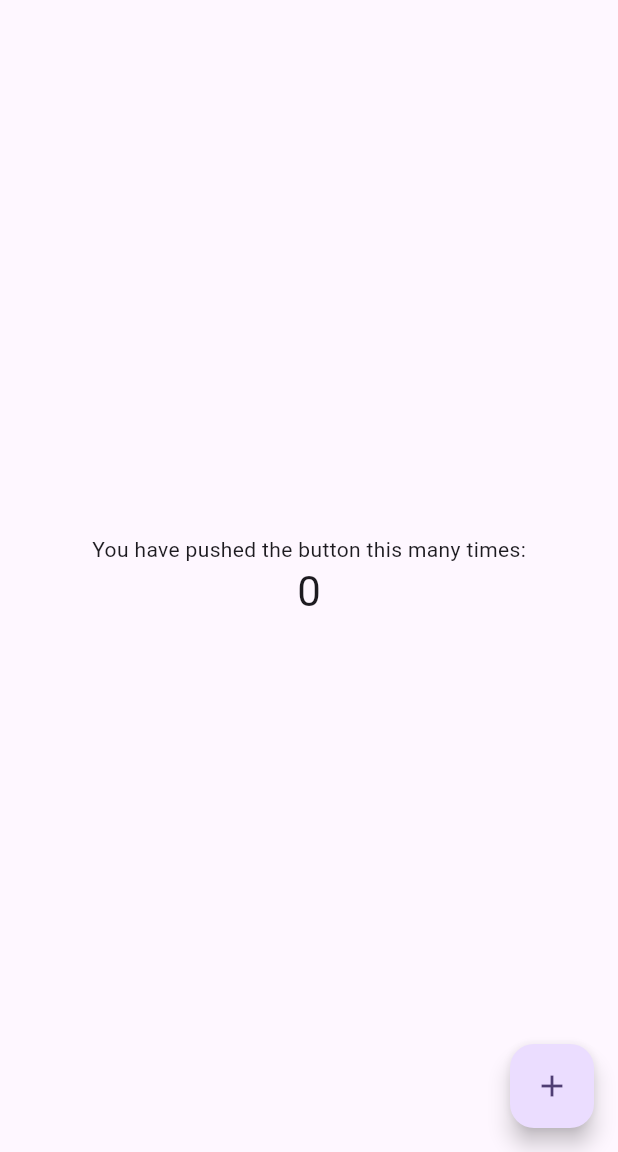
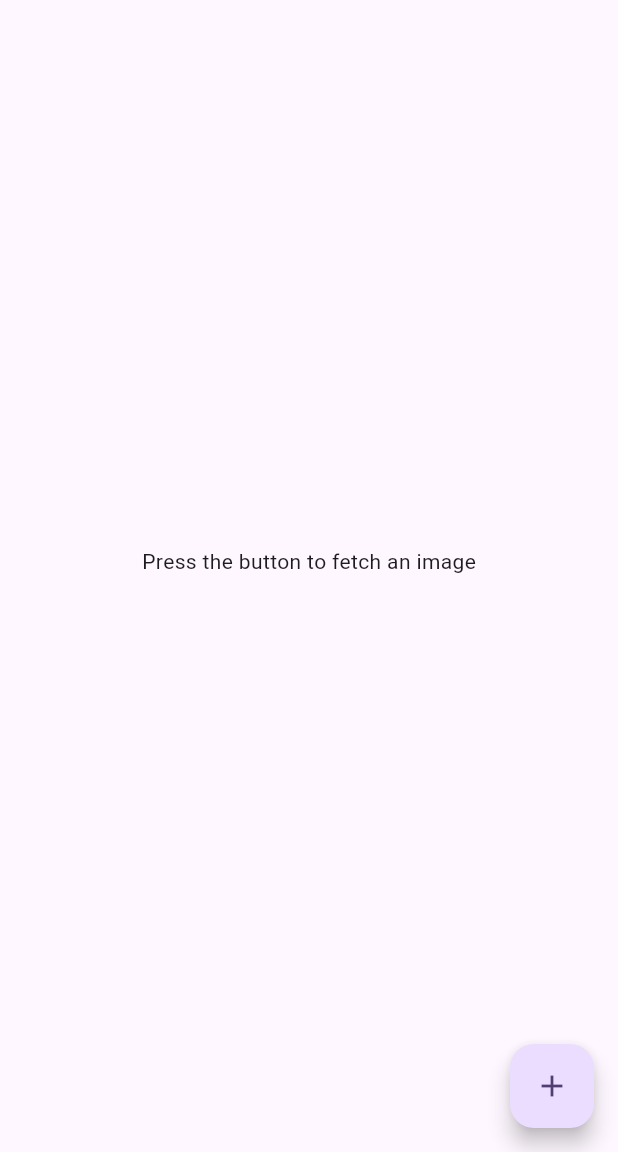
Before and after one commit to Virenvkj/apiexample, a Flutter app: the screen it shows after launch, on a phone screen of 412 x 824 dp, the part 84-1236 px from its top. Run offline on Flutter 3.47's test engine with Material 3 defaults, Android fonts, the phone set to English and light mode, and no system bars.

```diff
--- /dev/null
+++ b/lib/home_screen.dart
@@ -0,0 +1,59 @@
+import 'dart:convert';
+
+import 'package:flutter/material.dart';
+import 'package:http/http.dart' as http;
+
+class MyHomePage extends StatefulWidget {
+  const MyHomePage({super.key, required this.title});
+
+  final String title;
+
+  @override
+  State<MyHomePage> createState() => _MyHomePageState();
+}
+
+class _MyHomePageState extends State<MyHomePage> {
+  int counter = 10;
+  String imageUrl = '';
+
+  Future<void> fetchImage() async {
+    final http.Response response =
+        await http.get(Uri.parse('https://dog.ceo/api/breeds/image/random'));
+    final body = jsonDecode(response.body);
+    imageUrl = body['message'];
+    setState(() {});
+  }
+
+  @override
+  Widget build(BuildContext context) {
+    return Scaffold(
+      appBar: AppBar(
+        backgroundColor: Theme.of(context).colorScheme.inversePrimary,
+        title: Text(widget.title),
+      ),
+      body: Center(
+        child: Column(
+          mainAxisAlignment: MainAxisAlignment.center,
+          children: <Widget>[
+            Text(
+              imageUrl.isNotEmpty
+                  ? "Here is your image"
+                  : "Press the button to fetch an image",
+            ),
+            const SizedBox(
+              height: 20,
+            ),
+            if (imageUrl.isNotEmpty) Image.network(imageUrl),
+          ],
+        ),
+      ),
+      floatingActionButton: FloatingActionButton(
+        onPressed: () async {
+          await fetchImage();
+        },
+        tooltip: 'Increment',
+        child: const Icon(Icons.add),
+      ),
+    );
+  }
+}
--- a/lib/main.dart
+++ b/lib/main.dart
@@ -1,3 +1,4 @@
+import 'package:apiexample/home_screen.dart';
 import 'package:flutter/material.dart';
 
 void main() {
@@ -7,27 +8,11 @@ void main() {
 class MyApp extends StatelessWidget {
   const MyApp({super.key});
 
-  // This widget is the root of your application.
   @override
   Widget build(BuildContext context) {
     return MaterialApp(
       title: 'Flutter Demo',
       theme: ThemeData(
-        // This is the theme of your application.
-        //
-        // TRY THIS: Try running your application with "flutter run". You'll see
-        // the application has a purple toolbar. Then, without quitting the app,
-        // try changing the seedColor in the colorScheme below to Colors.green
-        // and then invoke "hot reload" (save your changes or press the "hot
-        // reload" button in a Flutter-supported IDE, or press "r" if you used
-        // the command line to start the app).
-        //
-        // Notice that the counter didn't reset back to zero; the application
-        // state is not lost during the reload. To reset the state, use hot
-        // restart instead.
-        //
-        // This works for code too, not just values: Most code changes can be
-        // tested with just a hot reload.
         colorScheme: ColorScheme.fromSeed(seedColor: Colors.deepPurple),
         useMaterial3: true,
       ),
@@ -35,91 +20,3 @@ class MyApp extends StatelessWidget {
     );
   }
 }
-
-class MyHomePage extends StatefulWidget {
-  const MyHomePage({super.key, required this.title});
-
-  // This widget is the home page of your application. It is stateful, meaning
-  // that it has a State object (defined below) that contains fields that affect
-  // how it looks.
-
-  // This class is the configuration for the state. It holds the values (in this
-  // case the title) provided by the parent (in this case the App widget) and
-  // used by the build method of the State. Fields in a Widget subclass are
-  // always marked "final".
-
-  final String title;
-
-  @override
-  State<MyHomePage> createState() => _MyHomePageState();
-}
-
-class _MyHomePageState extends State<MyHomePage> {
-  int _counter = 0;
-
-  void _incrementCounter() {
-    setState(() {
-      // This call to setState tells the Flutter framework that something has
-      // changed in this State, which causes it to rerun the build method below
-      // so that the display can reflect the updated values. If we changed
-      // _counter without calling setState(), then the build method would not be
-      // called again, and so nothing would appear to happen.
-      _counter++;
-    });
-  }
-
-  @override
-  Widget build(BuildContext context) {
-    // This method is rerun every time setState is called, for instance as done
-    // by the _incrementCounter method above.
-    //
-    // The Flutter framework has been optimized to make rerunning build methods
-    // fast, so that you can just rebuild anything that needs updating rather
-    // than having to individually change instances of widgets.
-    return Scaffold(
-      appBar: AppBar(
-        // TRY THIS: Try changing the color here to a specific color (to
-        // Colors.amber, perhaps?) and trigger a hot reload to see the AppBar
-        // change color while the other colors stay the same.
-        backgroundColor: Theme.of(context).colorScheme.inversePrimary,
-        // Here we take the value from the MyHomePage object that was created by
-        // the App.build method, and use it to set our appbar title.
-        title: Text(widget.title),
-      ),
-      body: Center(
-        // Center is a layout widget. It takes a single child and positions it
-        // in the middle of the parent.
-        child: Column(
-          // Column is also a layout widget. It takes a list of children and
-          // arranges them vertically. By default, it sizes itself to fit its
-          // children horizontally, and tries to be as tall as its parent.
-          //
-          // Column has various properties to control how it sizes itself and
-          // how it positions its children. Here we use mainAxisAlignment to
-          // center the children vertically; the main axis here is the vertical
-          // axis because Columns are vertical (the cross axis would be
-          // horizontal).
-          //
-          // TRY THIS: Invoke "debug painting" (choose the "Toggle Debug Paint"
-          // action in the IDE, or press "p" in the console), to see the
-          // wireframe for each widget.
-          mainAxisAlignment: MainAxisAlignment.center,
-          children: <Widget>[
-            const Text(
-              'You have pushed the button this many times:',
-            ),
-            Text(
-              '$_counter',
-              style: Theme.of(context).textTheme.headlineMedium,
-            ),
-          ],
-        ),
-      ),
-      floatingActionButton: FloatingActionButton(
-        onPressed: _incrementCounter,
-        tooltip: 'Increment',
-        child: const Icon(Icons.add),
-      ), // This trailing comma makes auto-formatting nicer for build methods.
-    );
-  }
-}
--- a/pubspec.yaml
+++ b/pubspec.yaml
@@ -35,6 +35,7 @@ dependencies:
   # The following adds the Cupertino Icons font to your application.
   # Use with the CupertinoIcons class for iOS style icons.
   cupertino_icons: ^1.0.6
+  http: ^1.4.0
 
 dev_dependencies:
   flutter_test:
```
Also changed, not shown: pubspec.lock, 2 other files.
